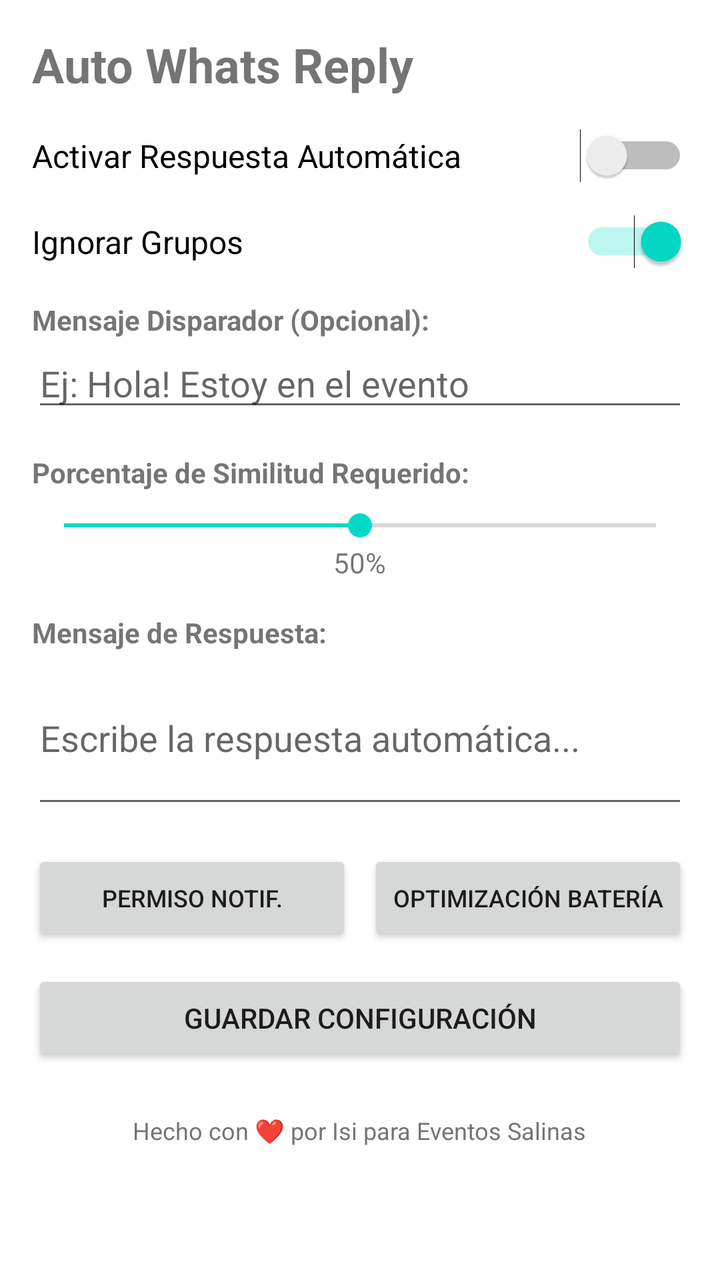
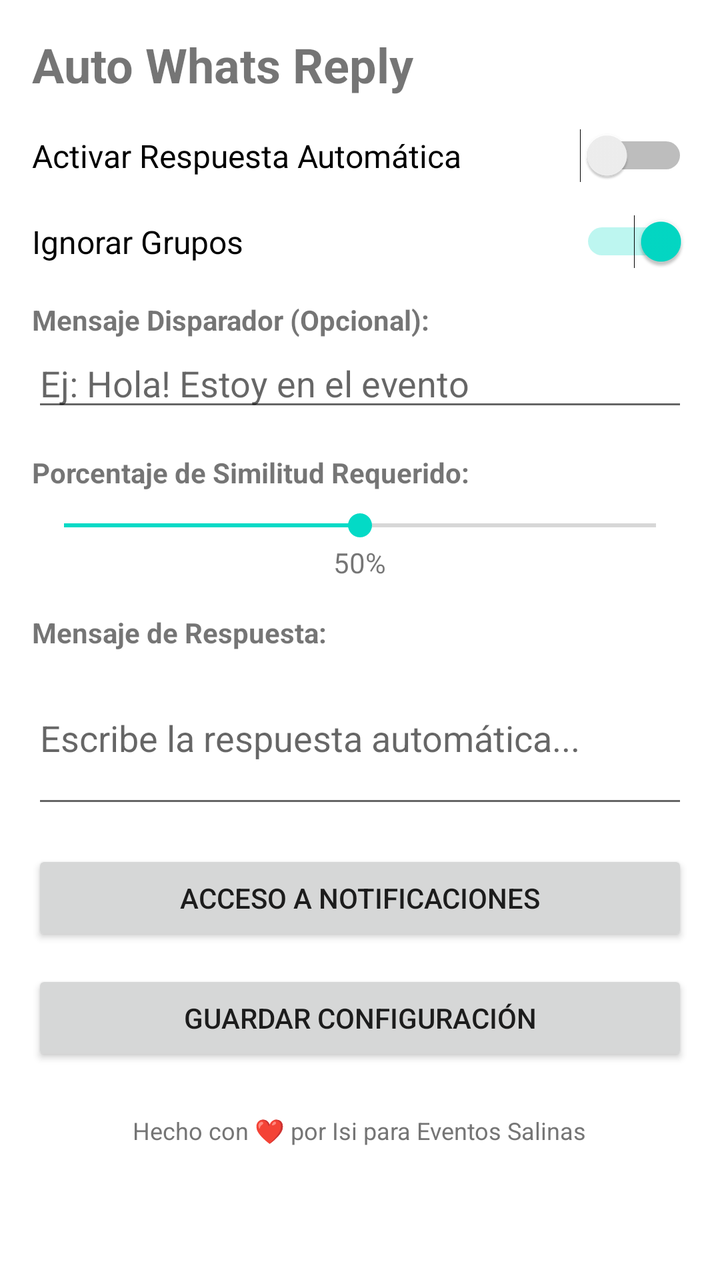

The first picture is an Android layout as it rendered before a commit; the second is the same layout after the commit. The layout source and the unified diff follow.
<!-- AndroidManifest.xml: application theme Theme.MaterialComponents.DayNight.NoActionBar -->
<!-- res/layout/activity_main.xml -->
<?xml version="1.0" encoding="utf-8"?>
<ScrollView xmlns:android="http://schemas.android.com/apk/res/android"
    android:layout_width="match_parent"
    android:layout_height="match_parent"
    android:padding="16dp">

    <LinearLayout
        android:layout_width="match_parent"
        android:layout_height="wrap_content"
        android:orientation="vertical">

        <TextView
            android:layout_width="wrap_content"
            android:layout_height="wrap_content"
            android:text="Auto Whats Reply"
            android:textSize="24sp"
            android:textStyle="bold"
            android:layout_marginBottom="16dp"/>

        <Switch
            android:id="@+id/switchEnable"
            android:layout_width="match_parent"
            android:layout_height="wrap_content"
            android:text="Activar Respuesta Automática"
            android:textSize="16sp"
            android:layout_marginBottom="16dp"/>

        <Switch
            android:id="@+id/switchIgnoreGroups"
            android:layout_width="match_parent"
            android:layout_height="wrap_content"
            android:text="Ignorar Grupos"
            android:checked="true"
            android:textSize="16sp"
            android:layout_marginBottom="16dp"/>

        <TextView
            android:layout_width="wrap_content"
            android:layout_height="wrap_content"
            android:text="Mensaje Disparador (Opcional):"
            android:textStyle="bold"/>

        <EditText
            android:id="@+id/etTriggerMessage"
            android:layout_width="match_parent"
            android:layout_height="wrap_content"
            android:hint="Ej: Hola! Estoy en el evento"
            android:inputType="textMultiLine"
            android:layout_marginBottom="16dp"/>

        <TextView
            android:layout_width="wrap_content"
            android:layout_height="wrap_content"
            android:text="Porcentaje de Similitud Requerido:"
            android:textStyle="bold"/>

        <SeekBar
            android:id="@+id/sbSimilarity"
            android:layout_width="match_parent"
            android:layout_height="wrap_content"
            android:max="100"
            android:progress="50"
            android:layout_marginTop="8dp"/>

        <TextView
            android:id="@+id/tvSimilarityValue"
            android:layout_width="wrap_content"
            android:layout_height="wrap_content"
            android:text="50%"
            android:layout_gravity="center_horizontal"
            android:layout_marginBottom="16dp"/>

        <TextView
            android:layout_width="wrap_content"
            android:layout_height="wrap_content"
            android:text="Mensaje de Respuesta:"
            android:textStyle="bold"/>

        <EditText
            android:id="@+id/etReplyMessage"
            android:layout_width="match_parent"
            android:layout_height="wrap_content"
            android:hint="Escribe la respuesta automática..."
            android:inputType="textMultiLine"
            android:lines="3"
            android:layout_marginBottom="16dp"/>

        
        <LinearLayout
            android:layout_width="match_parent"
            android:layout_height="wrap_content"
            android:orientation="horizontal"
            android:weightSum="2"
            android:layout_marginBottom="12dp">

            <Button
                android:id="@+id/btnNotificationPermission"
                android:layout_width="0dp"
                android:layout_height="wrap_content"
                android:layout_weight="1"
                android:layout_marginEnd="4dp"
                android:text="Permiso Notif."
                android:textSize="12sp"/>

            <Button
                android:id="@+id/btnBatteryOptimization"
                android:layout_width="0dp"
                android:layout_height="wrap_content"
                android:layout_weight="1"
                android:layout_marginStart="4dp"
                android:text="Optimización Batería"
                android:textSize="12sp"/>
        </LinearLayout>

        <Button
            android:id="@+id/btnSave"
            android:layout_width="match_parent"
            android:layout_height="wrap_content"
            android:text="Guardar Configuración"/>

        
        <TextView
            android:layout_width="wrap_content"
            android:layout_height="wrap_content"
            android:text="Hecho con ❤️ por Isi para Eventos Salinas"
            android:textSize="12sp"
            android:textColor="#757575"
            android:layout_gravity="center_horizontal"
            android:layout_marginTop="24dp"/>

    </LinearLayout>
</ScrollView>
<!-- resources referenced by this layout -->
<resources>

</resources>

<!-- the commit's change to res/layout/activity_main.xml (unified diff, before → after) -->
@@ -86,31 +86,12 @@
             android:layout_marginBottom="16dp"/>
 
         
-        <LinearLayout
+        <Button
+            android:id="@+id/btnNotificationPermission"
             android:layout_width="match_parent"
             android:layout_height="wrap_content"
-            android:orientation="horizontal"
-            android:weightSum="2"
-            android:layout_marginBottom="12dp">
-
-            <Button
-                android:id="@+id/btnNotificationPermission"
-                android:layout_width="0dp"
-                android:layout_height="wrap_content"
-                android:layout_weight="1"
-                android:layout_marginEnd="4dp"
-                android:text="Permiso Notif."
-                android:textSize="12sp"/>
-
-            <Button
-                android:id="@+id/btnBatteryOptimization"
-                android:layout_width="0dp"
-                android:layout_height="wrap_content"
-                android:layout_weight="1"
-                android:layout_marginStart="4dp"
-                android:text="Optimización Batería"
-                android:textSize="12sp"/>
-        </LinearLayout>
+            android:text="Acceso a Notificaciones"
+            android:layout_marginBottom="12dp"/>
 
         <Button
             android:id="@+id/btnSave"
